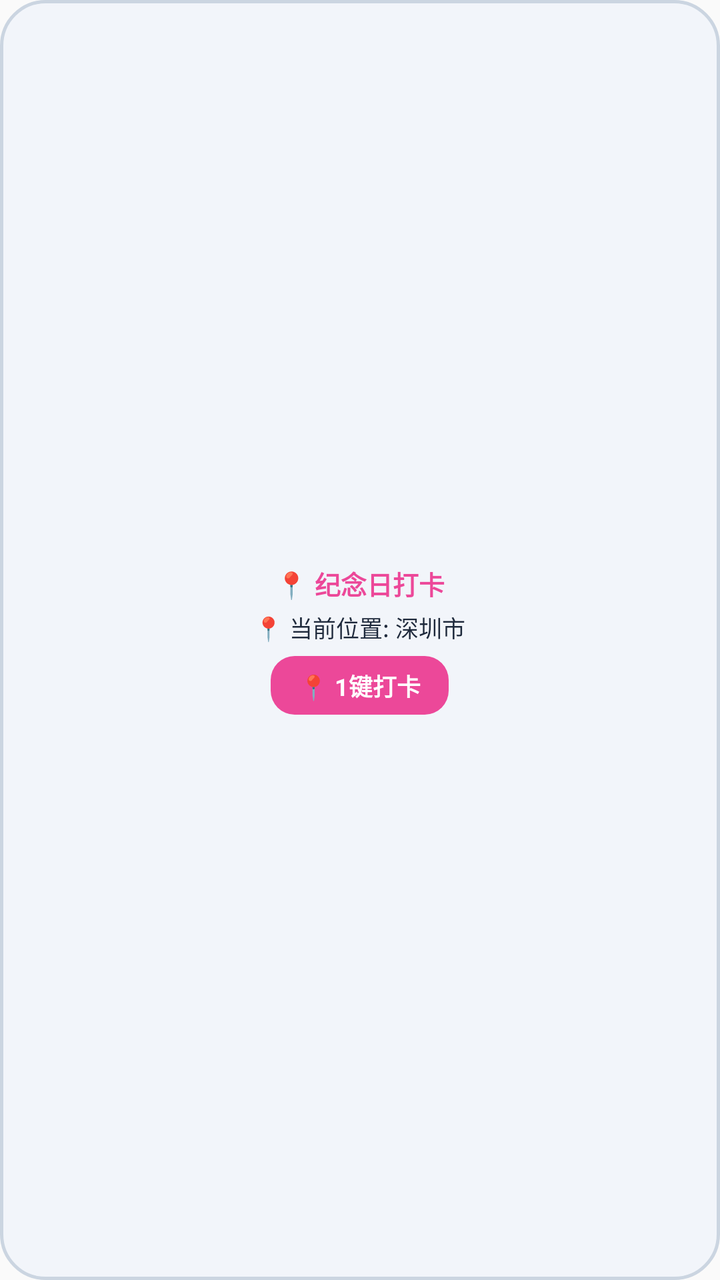
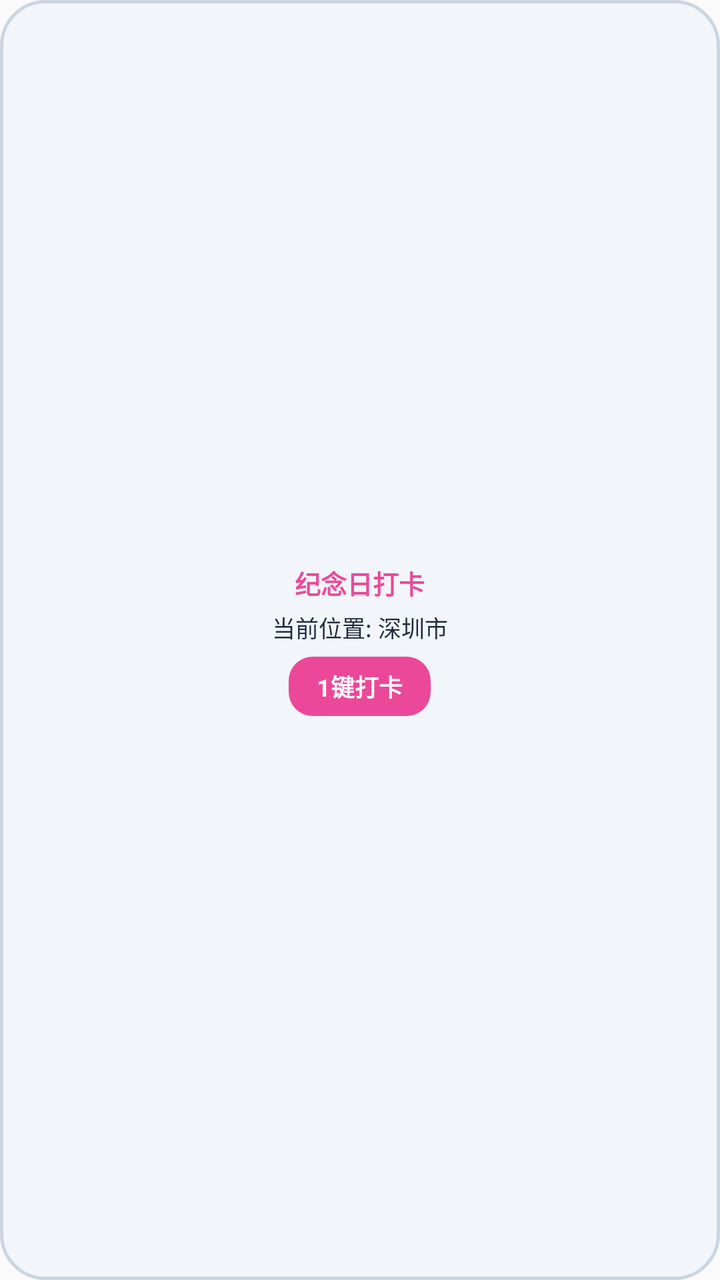

Screens rendered from an Android XML layout before and after an edit, with the pre-edit source and the edit as a unified diff.
<!-- AndroidManifest.xml: application theme Theme.DateCalculator -->
<!-- res/layout/widget_checkin.xml -->
<?xml version="1.0" encoding="utf-8"?>
<LinearLayout xmlns:android="http://schemas.android.com/apk/res/android"
    android:layout_width="match_parent"
    android:layout_height="match_parent"
    android:orientation="vertical"
    android:background="@drawable/widget_bg_neumorphic"
    android:padding="12dp"
    android:gravity="center">

    <TextView
        android:id="@+id/widget_checkin_title"
        android:layout_width="wrap_content"
        android:layout_height="wrap_content"
        android:text="📍 纪念日打卡"
        android:textSize="13sp"
        android:textStyle="bold"
        android:textColor="#EC4899" />

    <TextView
        android:id="@+id/widget_checkin_location"
        android:layout_width="wrap_content"
        android:layout_height="wrap_content"
        android:text="📍 当前位置: 深圳市"
        android:textSize="11.5sp"
        android:textColor="#1E293B"
        android:layout_marginTop="4dp" />

    <TextView
        android:id="@+id/widget_checkin_btn"
        android:layout_width="wrap_content"
        android:layout_height="wrap_content"
        android:text="📍 1键打卡"
        android:textSize="12sp"
        android:textStyle="bold"
        android:textColor="#FFFFFF"
        android:background="@drawable/widget_btn_neumorphic_pink"
        android:paddingHorizontal="14dp"
        android:paddingVertical="6dp"
        android:layout_marginTop="6dp" />
</LinearLayout>
<!-- resources referenced by this layout -->
<resources>
  <!-- drawable widget_bg_neumorphic (drawable) -->
  <?xml version="1.0" encoding="utf-8"?>
  <shape xmlns:android="http://schemas.android.com/apk/res/android">
      <solid android:color="#F2F5FA" />
      <corners android:radius="22dp" />
      <stroke android:width="1.5dp" android:color="#CBD5E1" />
  </shape>
  <!-- drawable widget_btn_neumorphic_pink (drawable) -->
  <?xml version="1.0" encoding="utf-8"?>
  <shape xmlns:android="http://schemas.android.com/apk/res/android">
      <solid android:color="#EC4899" />
      <corners android:radius="12dp" />
  </shape>
  <style name="Theme.DateCalculator" parent="android:Theme.Material.Light.NoActionBar" />
</resources>

<!-- the commit's change to res/layout/widget_checkin.xml (unified diff, before → after) -->
@@ -11,7 +11,7 @@
         android:id="@+id/widget_checkin_title"
         android:layout_width="wrap_content"
         android:layout_height="wrap_content"
-        android:text="📍 纪念日打卡"
+        android:text="纪念日打卡"
         android:textSize="13sp"
         android:textStyle="bold"
         android:textColor="#EC4899" />
@@ -20,7 +20,7 @@
         android:id="@+id/widget_checkin_location"
         android:layout_width="wrap_content"
         android:layout_height="wrap_content"
-        android:text="📍 当前位置: 深圳市"
+        android:text="当前位置: 深圳市"
         android:textSize="11.5sp"
         android:textColor="#1E293B"
         android:layout_marginTop="4dp" />
@@ -29,7 +29,7 @@
         android:id="@+id/widget_checkin_btn"
         android:layout_width="wrap_content"
         android:layout_height="wrap_content"
-        android:text="📍 1键打卡"
+        android:text="1键打卡"
         android:textSize="12sp"
         android:textStyle="bold"
         android:textColor="#FFFFFF"
